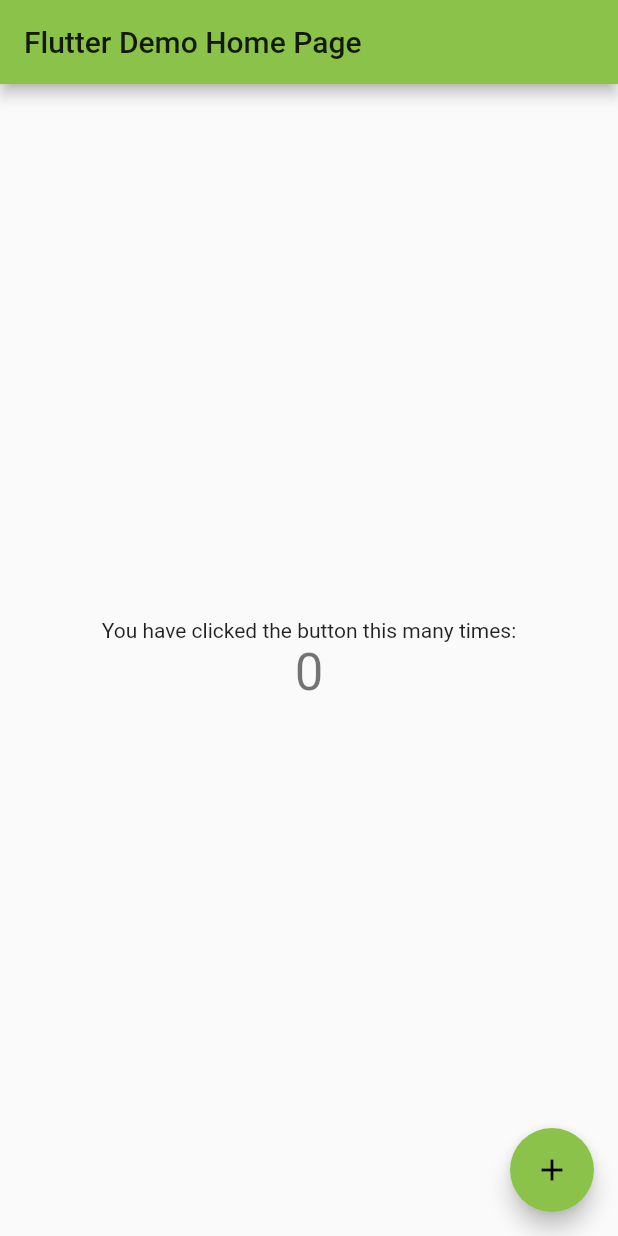
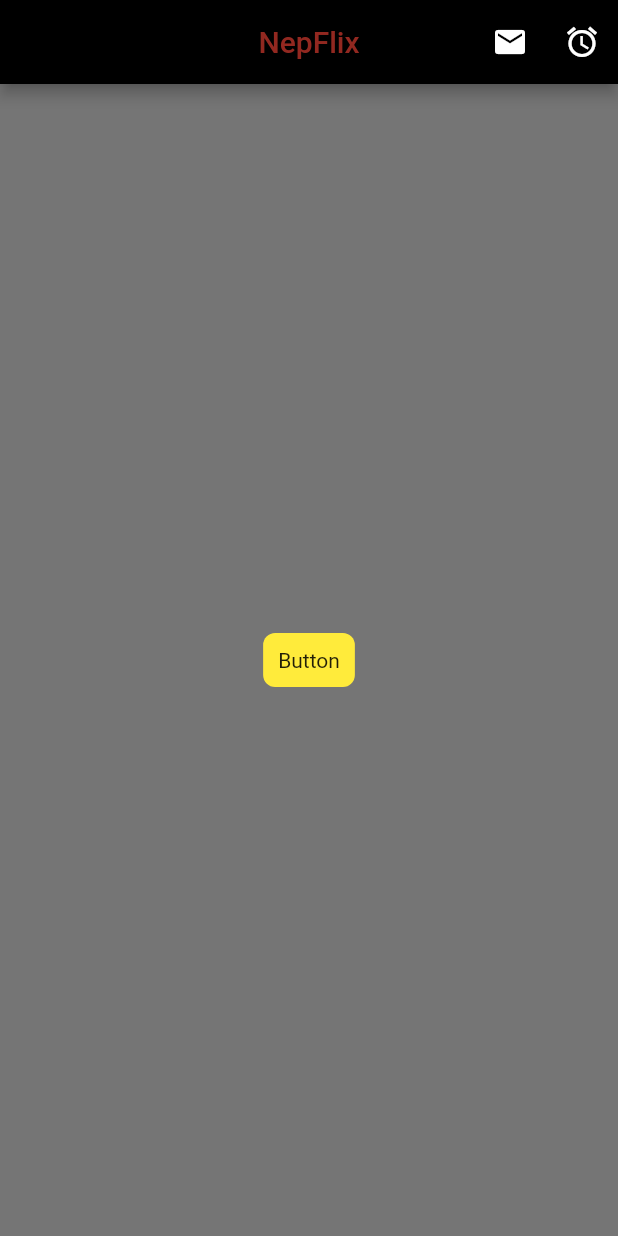
Before and after one commit to Faisal963/Nepflix, a Flutter app: the screen it shows after launch, on a phone screen of 412 x 824 dp. Run offline on Flutter 3.47's test engine with Material 2 defaults, Android fonts, the phone set to English and light mode, and no system bars.

Commit message:
secound commit

```diff
--- /dev/null
+++ b/lib/UI/Home.dart
@@ -0,0 +1,95 @@
+
+import 'package:flutter/material.dart';
+
+class ScaffoldE extends StatelessWidget {
+
+  _tapButton() {
+    debugPrint("Tpped button");
+  }
+
+  @override
+  Widget build(BuildContext context) {
+    return Scaffold(
+      appBar: AppBar(
+        title: Text("NepFlix",
+          style: TextStyle(color: Colors.red.withOpacity(0.6))),
+        centerTitle: true,
+        backgroundColor: Colors.black,
+        actions: <Widget>[
+          IconButton(icon: Icon(Icons.email), onPressed: () => debugPrint("Email Tapped")),
+          IconButton(icon: Icon(Icons.access_alarms_sharp), onPressed: _tapButton)
+        ],
+
+      ),
+      backgroundColor: Colors.black54,
+      body: Container(
+        alignment: Alignment.center,
+        child: Column(
+          mainAxisAlignment: MainAxisAlignment.center,
+          children: <Widget>[
+            CustomButton()
+            // InkWell(
+            //   child: Text("Tap me plz",
+            //    style: TextStyle(fontSize: 24),),
+            //
+            //   onTap: () => debugPrint("Tapped..."),
+            // )
+          ],
+        ),
+      ),
+      // body: Center(
+      //   child: Text("Hello there!! I'm being made by some students, "
+      //       "thank them for every thing u have and pray for forgiveness",
+      //   style: TextStyle(color: Colors.red),),
+      // ),
+    );
+  }
+}
+
+
+class CustomButton extends StatelessWidget {
+  @override
+  Widget build(BuildContext context) {
+    return GestureDetector(
+      onTap: () {
+        final snackBar = SnackBar(content: Text("Hello again"),);
+        Scaffold.of(context).showSnackBar(snackBar);
+
+
+        },
+      child: Container(
+        padding: EdgeInsets.all(10.0),
+        decoration: BoxDecoration(
+          color: Colors.yellow,
+          borderRadius: BorderRadius.circular(8.0)
+        ),
+        child: Text("Button"),
+
+      ),
+    );
+  }
+}
+
+
+
+class Home extends StatelessWidget {
+  @override
+  Widget build(BuildContext context) {
+    return Material(
+      color: Colors.redAccent,
+      child: Center(
+          child: Text(
+            "Hello Flutter 2",
+            textDirection: TextDirection.ltr,
+            style: TextStyle(
+              fontWeight: FontWeight.w500,
+              fontSize: 25,
+              fontStyle: FontStyle.italic,
+            ),
+          )),
+    );
+
+    // return Center(
+    //   child: Text("Hello Flutter", textDirection: TextDirection.ltr,),);
+  }
+}
--- a/lib/main.dart
+++ b/lib/main.dart
@@ -1,117 +1,9 @@
 import 'package:flutter/material.dart';
 
-void main() {
-  runApp(MyApp());
-}
+import 'UI/Home.dart';
 
-class MyApp extends StatelessWidget {
-  // This widget is the root of your application.
-  @override
-  Widget build(BuildContext context) {
-    return MaterialApp(
-      title: 'Flutter Demo',
-      theme: ThemeData(
-        // This is the theme of your application.
-        //
-        // Try running your application with "flutter run". You'll see the
-        // application has a blue toolbar. Then, without quitting the app, try
-        // changing the primarySwatch below to Colors.green and then invoke
-        // "hot reload" (press "r" in the console where you ran "flutter run",
-        // or simply save your changes to "hot reload" in a Flutter IDE).
-        // Notice that the counter didn't reset back to zero; the application
-        // is not restarted.
-        primarySwatch: Colors.lightGreen,
-        // This makes the visual density adapt to the platform that you run
-        // the app on. For desktop platforms, the controls will be smaller and
-        // closer together (more dense) than on mobile platforms.
-        visualDensity: VisualDensity.adaptivePlatformDensity,
-      ),
-      home: MyHomePage(title: 'Flutter Demo Home Page'),
-    );
-  }
-}
+// void main() => runApp(Home());
 
-class MyHomePage extends StatefulWidget {
-  MyHomePage({Key key, this.title}) : super(key: key);
-
-  // This widget is the home page of your application. It is stateful, meaning
-  // that it has a State object (defined below) that contains fields that affect
-  // how it looks.
-
-  // This class is the configuration for the state. It holds the values (in this
-  // case the title) provided by the parent (in this case the App widget) and
-  // used by the build method of the State. Fields in a Widget subclass are
-  // always marked "final".
-
-  final String title;
-
-  @override
-  _MyHomePageState createState() => _MyHomePageState();
-}
-
-class _MyHomePageState extends State<MyHomePage> {
-  int _counter = 0;
-
-  void _incrementCounter() {
-    setState(() {
-      // This call to setState tells the Flutter framework that something has
-      // changed in this State, which causes it to rerun the build method below
-      // so that the display can reflect the updated values. If we changed
-      // _counter without calling setState(), then the build method would not be
-      // called again, and so nothing would appear to happen.
-      _counter++;
-    });
-  }
-
-  @override
-  Widget build(BuildContext context) {
-    // This method is rerun every time setState is called, for instance as done
-    // by the _incrementCounter method above.
-    //
-    // The Flutter framework has been optimized to make rerunning build methods
-    // fast, so that you can just rebuild anything that needs updating rather
-    // than having to individually change instances of widgets.
-    return Scaffold(
-      appBar: AppBar(
-        // Here we take the value from the MyHomePage object that was created by
-        // the App.build method, and use it to set our appbar title.
-        title: Text(widget.title),
-      ),
-      body: Center(
-        // Center is a layout widget. It takes a single child and positions it
-        // in the middle of the parent.
-        child: Column(
-          // Column is also a layout widget. It takes a list of children and
-          // arranges them vertically. By default, it sizes itself to fit its
-          // children horizontally, and tries to be as tall as its parent.
-          //
-          // Invoke "debug painting" (press "p" in the console, choose the
-          // "Toggle Debug Paint" action from the Flutter Inspector in Android
-          // Studio, or the "Toggle Debug Paint" command in Visual Studio Code)
-          // to see the wireframe for each widget.
-          //
-          // Column has various properties to control how it sizes itself and
-          // how it positions its children. Here we use mainAxisAlignment to
-          // center the children vertically; the main axis here is the vertical
-          // axis because Columns are vertical (the cross axis would be
-          // horizontal).
-          mainAxisAlignment: MainAxisAlignment.center,
-          children: <Widget>[
-            Text(
-              'You have clicked the button this many times:',
-            ),
-            Text(
-              '$_counter',
-              style: Theme.of(context).textTheme.headline4,
-            ),
-          ],
-        ),
-      ),
-      floatingActionButton: FloatingActionButton(
-        onPressed: _incrementCounter,
-        tooltip: 'Increment',
-        child: Icon(Icons.add),
-      ), // This trailing comma makes auto-formatting nicer for build methods.
-    );
-  }
-}
+void main() => runApp(new MaterialApp(
+  home: ScaffoldE(),
+));
```
Also changed, not shown: 1 other file.
